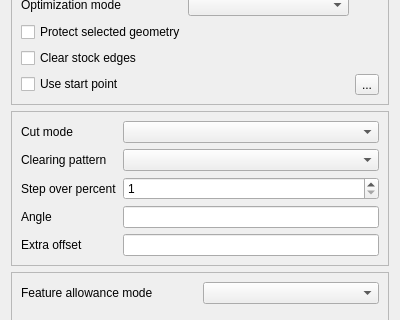
Qt form src/Mod/CAM/Gui/Resources/panels/PageOpVolumeFaceMillEdit.ui (Rehcra001/FreeCAD) before a commit; both pictures show x 0 to 400 and y 129 to 449 of the 400 by 694 pixel window.
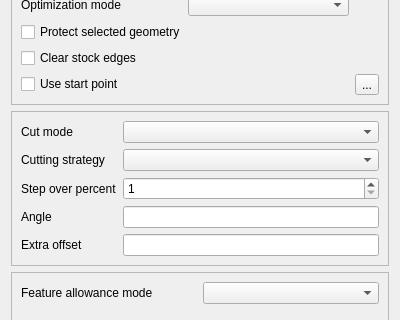
The same form after that commit. Icons and pictures are not drawn. Custom widgets are drawn as their Qt base class.

Commit message: CAM: migrate Volume Face Mill Phase 1 to CuttingStrategy

Patch:
```diff
--- a/src/Mod/CAM/Gui/Resources/panels/PageOpVolumeFaceMillEdit.ui
+++ b/src/Mod/CAM/Gui/Resources/panels/PageOpVolumeFaceMillEdit.ui
@@ -157,7 +157,7 @@
       <item row="1" column="0">
        <widget class="QLabel" name="clearingPattern_label">
         <property name="text">
-         <string>Clearing pattern</string>
+         <string>Cutting strategy</string>
         </property>
        </widget>
       </item>
```
Left out of the diff: 6 changed lines with no effect on the pictures. The commit also changes 3 other files.
